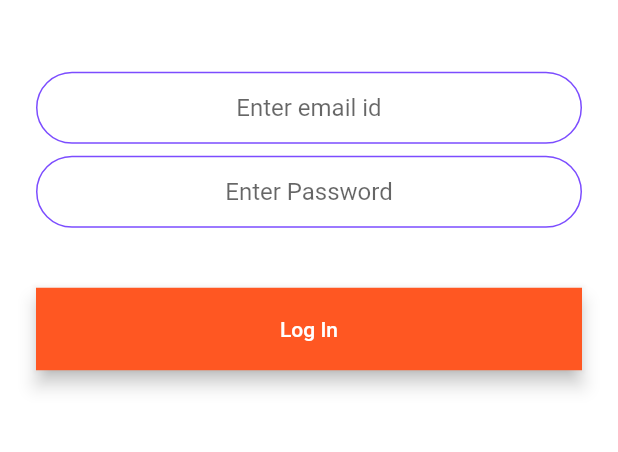
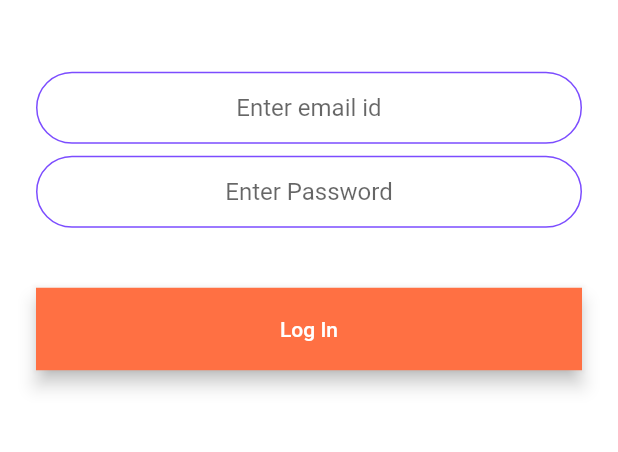
Before and after one commit to Coding-Club-IITG/Git-Workshop-flutter, a Flutter app: the screen it shows after launch, after a tap on "Log In", on a phone screen of 412 x 824 dp, the part 571-1023 px from its top. Run offline on Flutter 3.47's test engine with Material 2 defaults, Android fonts, the phone set to English and light mode, and no system bars; our stand-ins replace animated_text_kit, cloud_firestore, firebase_auth, firebase_core, modal_progress_hud; accounts and stored records are empty.

Commit message:
Update login_screen.dart

```diff
--- a/lib/screens/login_screen.dart
+++ b/lib/screens/login_screen.dart
@@ -66,7 +66,7 @@ class _LoginScreenState extends State<LoginScreen> {
                   height: 24.0,
                 ),
                 RoundedButton(
-                    color: Colors.deepOrange,
+                    color: Colors.deepOrange[400],
                     text: 'Log In',
                     onPressed: () async {
                       setState(() {
```
